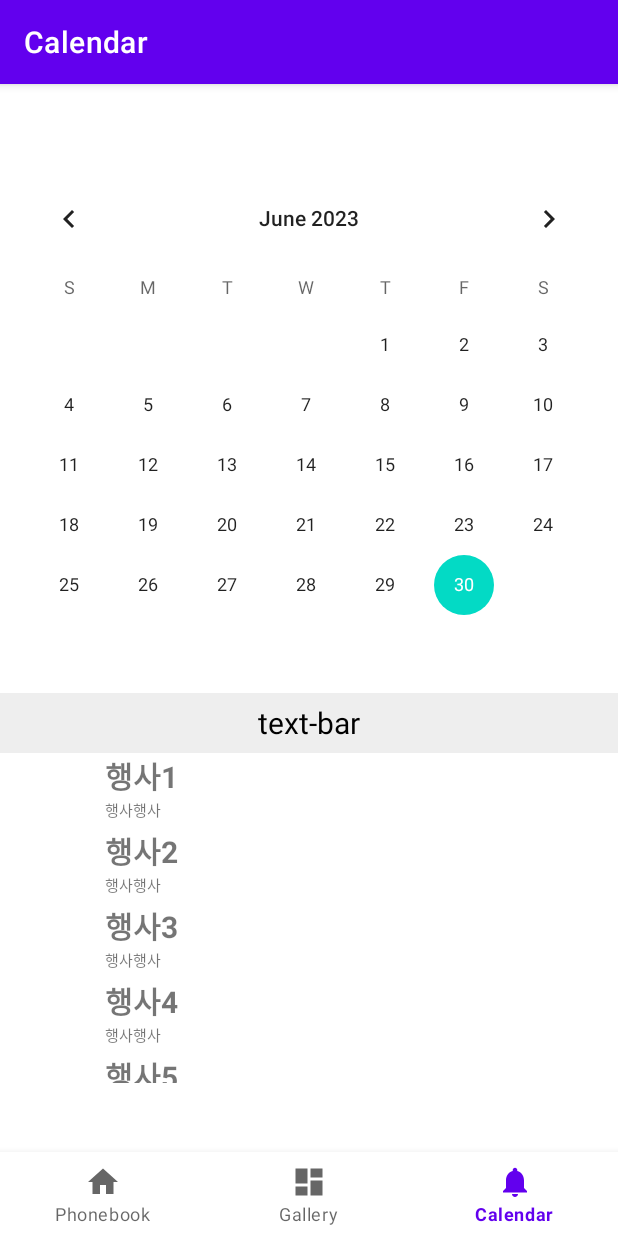
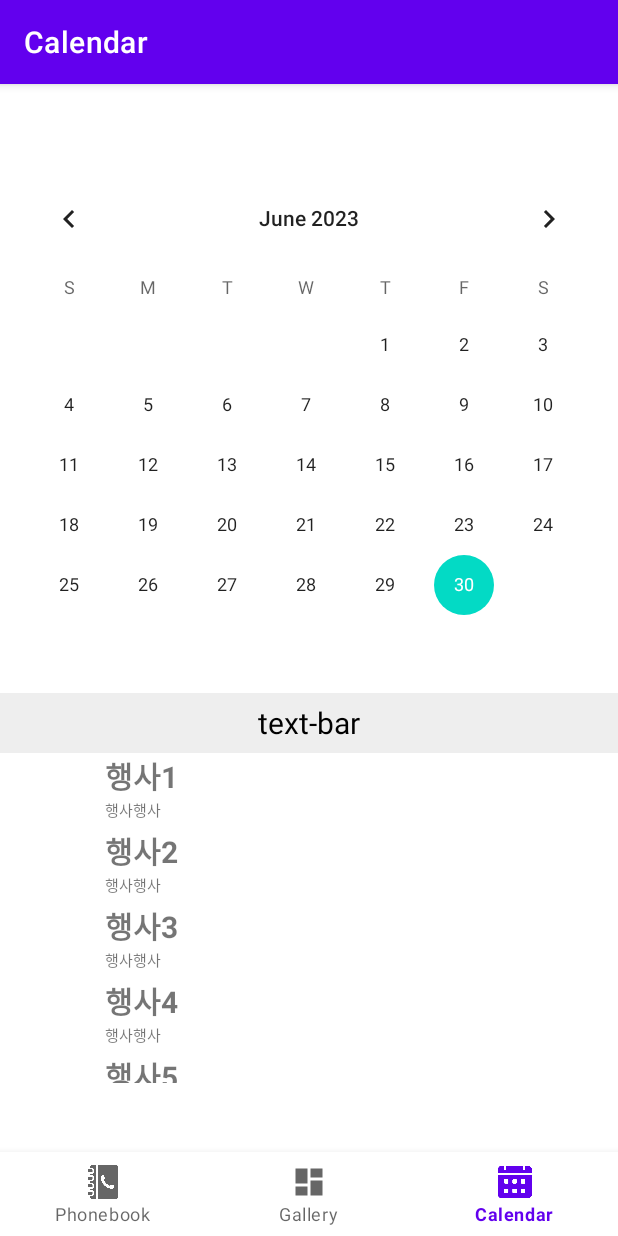
Before and after one commit to Prolog365/Prolog365, an Android app: the screen it shows after launch (MainActivity), item 3 of the bottom bar chosen, on a phone screen of 412 x 824 dp. Run offline under Robolectric (Android 15) with nearby library versions, the light colour scheme and no system bars; our stand-ins replace navigation-ui.

Commit message:
FIX) navigation bar icon

```diff
--- a/prolog365/app/src/main/res/menu/bottom_nav_menu.xml
+++ b/prolog365/app/src/main/res/menu/bottom_nav_menu.xml
@@ -3,7 +3,7 @@
 
     <item
         android:id="@+id/navigation_phonebook"
-        android:icon="@drawable/ic_home_black_24dp"
+        android:icon="@drawable/phonebook"
         android:title="@string/title_phonebook" />
 
     <item
@@ -13,7 +13,7 @@
 
     <item
         android:id="@+id/navigation_calendar"
-        android:icon="@drawable/ic_notifications_black_24dp"
+        android:icon="@drawable/calendar"
         android:title="@string/title_calendar" />
 
 </menu>
```
Also changed, not shown: prolog365/app/src/main/res/drawable/calendar.png (added), prolog365/app/src/main/res/drawable/phonebook.png (added), prolog365/app/src/main/res/drawable/plus.png (added).
